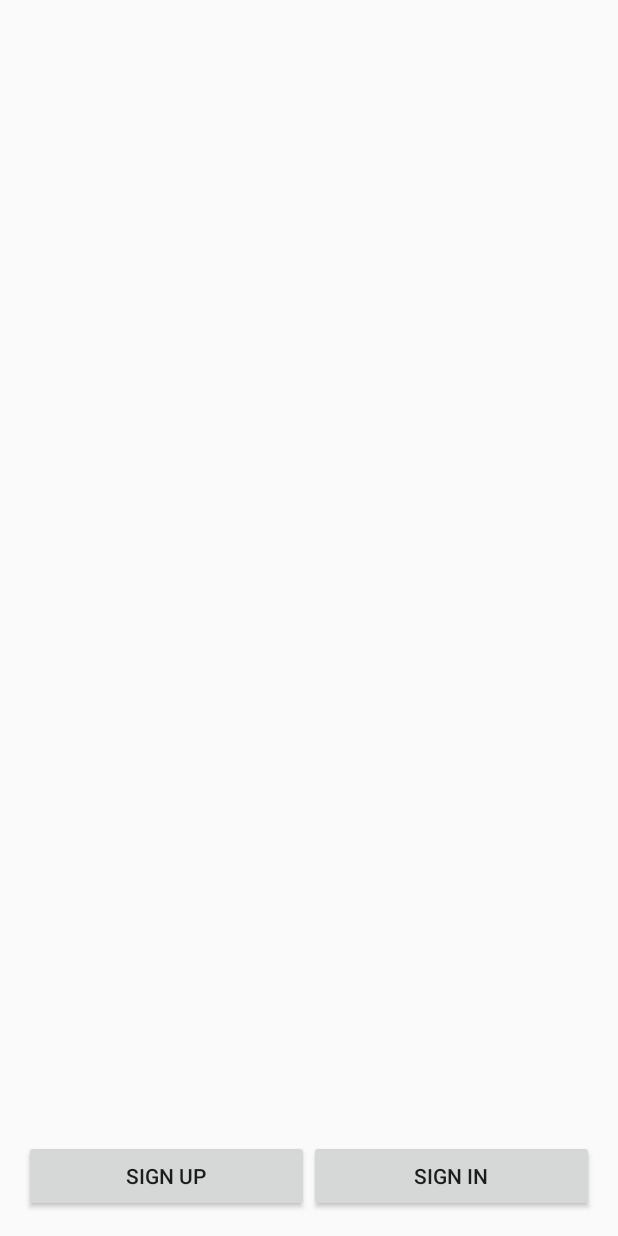
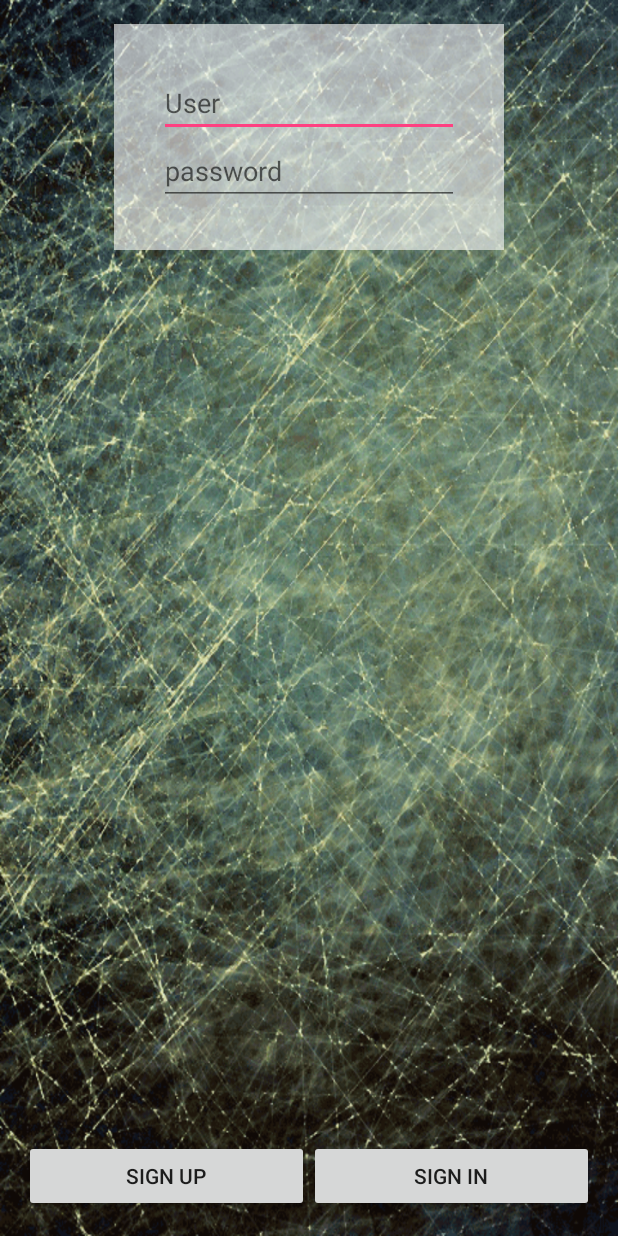
Before and after one commit to NeeammatCs/SNRU-run, an Android app: the screen it shows after launch (MainActivity), on a phone screen of 412 x 824 dp. Run offline under Robolectric (Android 15) with nearby library versions, the phone set to English and light mode, and no system bars; pictures from the network do not load; 5 statements that could not run were skipped.

Commit message:
สมัคร เข้าระบบได้แล้ว18/5/2559

```diff
--- a/app/build.gradle
+++ b/app/build.gradle
@@ -24,4 +24,5 @@ dependencies {
     testCompile 'junit:junit:4.12'
     compile 'com.android.support:appcompat-v7:23.4.0'
     compile 'com.squareup.okhttp:okhttp:2.0.0'
+    compile files('libs/picasso-2.5.2.jar')
 }
--- a/app/src/main/java/snru/chokchai/snrurun/MainActivity.java
+++ b/app/src/main/java/snru/chokchai/snrurun/MainActivity.java
@@ -1,16 +1,33 @@
 package snru.chokchai.snrurun;
 
 import android.content.Intent;
+import android.database.Cursor;
 import android.database.sqlite.SQLiteDatabase;
+import android.os.AsyncTask;
 import android.support.v7.app.AppCompatActivity;
 import android.os.Bundle;
+import android.util.Log;
 import android.view.View;
+import android.widget.EditText;
+import android.widget.ImageView;
+import android.widget.Toast;
+
+import com.squareup.okhttp.OkHttpClient;
+import com.squareup.okhttp.Request;
+import com.squareup.okhttp.Response;
+import com.squareup.picasso.Picasso;
+
+import org.json.JSONArray;
+import org.json.JSONObject;
 
 public class MainActivity extends AppCompatActivity {
-     // Explicit
 
+    //Explicit
     private MyManage myManage;
-
+    private ImageView imageView;
+    private EditText userEditText, passwordEditText;
+    private String userString, passwordString;
+    private String[] userStrings;
 
 
     @Override
@@ -18,24 +35,146 @@ public class MainActivity extends AppCompatActivity {
         super.onCreate(savedInstanceState);
         setContentView(R.layout.activity_main);
 
+        //Bind Widget
+        imageView = (ImageView) findViewById(R.id.imageView6);
+        userEditText = (EditText) findViewById(R.id.editText4);
+        passwordEditText = (EditText) findViewById(R.id.editText5);
+
         myManage = new MyManage(MainActivity.this);
-        //Test add user
-       // myManage.addUser("เบลล์", "fdg", "1233", "3");
 
-        //delete all SQL
+        //Test Add user
+        //myManage.addUser("มาสเตอร์ อึ่ง", "master", "12345", "2");
+
+        //Delete All SQLite
         deleteAllSQLite();
 
-    }// Main method
+        //Synchronize
+        MySynchronize mySynchronize = new MySynchronize();
+        mySynchronize.execute();
+
+        //Show Logo
+        Picasso.with(MainActivity.this)
+                .load("http://swiftcodingthai.com/snru/image/logo_snru.png")
+                .resize(200,250)
+                .into(imageView);
+
+    }   // Main Method
+
+    public void clickSignIn(View view) {
+
+        userString = userEditText.getText().toString().trim();
+        passwordString = passwordEditText.getText().toString().trim();
+
+        //Check Space
+        if (userString.equals("") || passwordString.equals("")) {
+
+            MyAlert myAlert = new MyAlert();
+            myAlert.myDialog(this, "มีช่องว่าง", "โปรดกรอกให้ครบทุกช่อง");
+
+        } else {
+
+            checkUser();
+
+        }
+
+    }   // clickSignIn
+
+    private void checkUser() {
+
+        try {
+
+            SQLiteDatabase sqLiteDatabase = openOrCreateDatabase(MyOpenHelper.database_name,
+                    MODE_PRIVATE, null);
+            Cursor cursor = sqLiteDatabase.rawQuery("SELECT * FROM userTABLE WHERE User = " + "'" + userString + "'", null);
+            cursor.moveToFirst();
+            userStrings = new String[cursor.getColumnCount()];
+
+            for (int i=0;i<cursor.getColumnCount();i++) {
+                userStrings[i] = cursor.getString(i);
+            }
+
+            //Check Password
+            if (passwordString.equals(userStrings[3])) {
+
+                Toast.makeText(this, "ยินดีต้อนรับ " + userStrings[1], Toast.LENGTH_SHORT).show();
+
+            } else {
+
+                MyAlert myAlert = new MyAlert();
+                myAlert.myDialog(this, "Password False", "Please Try Again Password False");
+
+            }
+
+
+
+        } catch (Exception e) {
+            MyAlert myAlert = new MyAlert();
+            myAlert.myDialog(this, "ไม่มี user นี่", "ไม่มี " + userString + " ในฐานข้อมูลของเรา");
+        }
+
+    }   // checkUser
+
+
+    //Create Inner Class
+    public class MySynchronize extends AsyncTask<Void, Void, String> {
+
+        @Override
+        protected String doInBackground(Void... voids) {
+
+            try {
+
+                OkHttpClient okHttpClient = new OkHttpClient();
+                Request.Builder builder = new Request.Builder();
+                Request request = builder.url("http://swiftcodingthai.com/snru/get_user.php").build();
+                Response response = okHttpClient.newCall(request).execute();
+
+                return response.body().string();
+
+            } catch (Exception e) {
+                return null;
+            }
+            //return null;
+        }   // doInBack
+
+        @Override
+        protected void onPostExecute(String s) {
+            super.onPostExecute(s);
+
+            Log.d("Snru", "JSON ==> " + s);
+
+            try {
+
+                JSONArray jsonArray = new JSONArray(s);
+                for (int i=0;i<jsonArray.length();i++) {
+
+                    JSONObject jsonObject = jsonArray.getJSONObject(i);
+                    String strName = jsonObject.getString(MyManage.colum_name);
+                    String strUser = jsonObject.getString(MyManage.colum_user);
+                    String strPassword = jsonObject.getString(MyManage.colum_password);
+                    String strAvata = jsonObject.getString(MyManage.colum_avata);
+
+                    myManage.addUser(strName, strUser, strPassword, strAvata);
+
+                }   // for
+
+            } catch (Exception e) {
+                e.printStackTrace();
+            }
+
+        }   // onPost
+
+    }   // // MySyn Class
+
 
     private void deleteAllSQLite() {
-        SQLiteDatabase sqLiteDatabase=openOrCreateDatabase(MyOpenHelper.database_name,
-                MODE_PRIVATE,null);
+
+        SQLiteDatabase sqLiteDatabase = openOrCreateDatabase(MyOpenHelper.database_name,
+                MODE_PRIVATE, null);
         sqLiteDatabase.delete(MyManage.user_table, null, null);
-
     }
 
-    public void clickSignUPMain(View view) {
-      startActivity(new Intent(MainActivity.this,SignUp.class));
+    public void clickSignUpMain(View view) {
+        startActivity(new Intent(MainActivity.this, SignUp.class));
     }
 
-} // Main class นี่คือคลาสหลัก
+}   // Main Class นี่คือ คลาสหลัก
--- a/app/src/main/java/snru/chokchai/snrurun/MyManage.java
+++ b/app/src/main/java/snru/chokchai/snrurun/MyManage.java
@@ -13,10 +13,10 @@ public class MyManage {
 
     public static final String user_table = "userTABLE";
     public static final String colum_id = "_id";
-    public static final String colum_name = "name";
-    public static final String colum_user = "user";
-    public static final String colum_password = "password";
-    public static final String colum_avata = "avata";
+    public static final String colum_name = "Name";
+    public static final String colum_user = "User";
+    public static final String colum_password = "Password";
+    public static final String colum_avata = "Avata";
 
     public MyManage(Context context) {
         myOpenHelper = new MyOpenHelper(context);
@@ -34,7 +34,7 @@ public class MyManage {
         contentValues.put(colum_password,strPassword);
         contentValues.put(colum_avata,strAvata);
 
-        return sqLiteDatabase.insert(user_table,null,contentValues);
+        return sqLiteDatabase.insert(user_table,null, contentValues);
 
     }
 
--- a/app/src/main/res/layout/activity_main.xml
+++ b/app/src/main/res/layout/activity_main.xml
@@ -8,12 +8,8 @@
     android:paddingRight="@dimen/activity_horizontal_margin"
     android:paddingTop="@dimen/activity_vertical_margin"
     android:paddingBottom="@dimen/activity_vertical_margin"
-    tools:context="snru.chokchai.snrurun.MainActivity">
-
-    <TextView
-        android:layout_width="wrap_content"
-        android:layout_height="wrap_content"
-        android:id="@+id/textView" />
+    tools:context="snru.chokchai.snrurun.MainActivity"
+    android:background="@drawable/bg17">
 
     <LinearLayout
         android:orientation="horizontal"
@@ -37,6 +33,36 @@
             android:layout_height="wrap_content"
             android:text="sign in"
             android:id="@+id/button2"
-            android:layout_weight="1" />
+            android:layout_weight="1"
+            android:onClick="clickSignIn" />
+    </LinearLayout>
+
+    <LinearLayout
+        android:orientation="vertical"
+        android:layout_width="wrap_content"
+        android:layout_height="wrap_content"
+        android:layout_centerHorizontal="true"
+        android:padding="30dp"
+        android:background="#9bffffff"
+        android:gravity="center_horizontal">
+
+        <ImageView
+            android:layout_width="wrap_content"
+            android:layout_height="wrap_content"
+            android:id="@+id/imageView6" />
+
+        <EditText
+            android:layout_width="200dp"
+            android:layout_height="wrap_content"
+            android:id="@+id/editText4"
+            android:hint="User"
+            android:inputType="text" />
+
+        <EditText
+            android:layout_width="200dp"
+            android:layout_height="wrap_content"
+            android:id="@+id/editText5"
+            android:hint="password"
+            android:inputType="textPassword" />
     </LinearLayout>
 </RelativeLayout>
```
Also changed, not shown: app/libs/picasso-2.5.2.jar (added), 1 other file.
